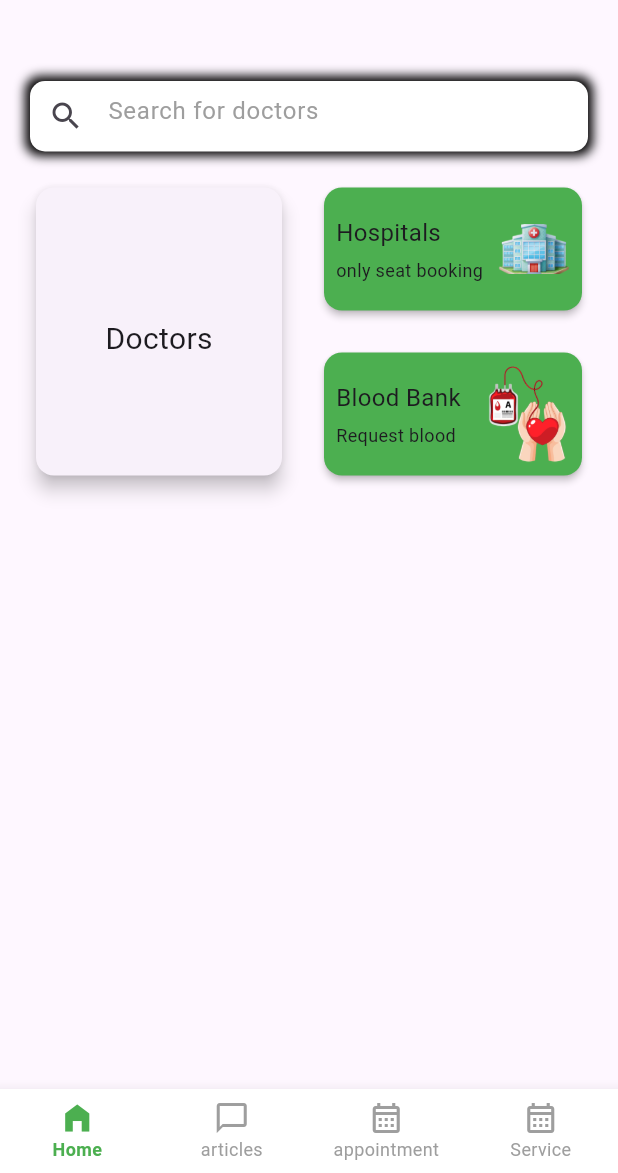
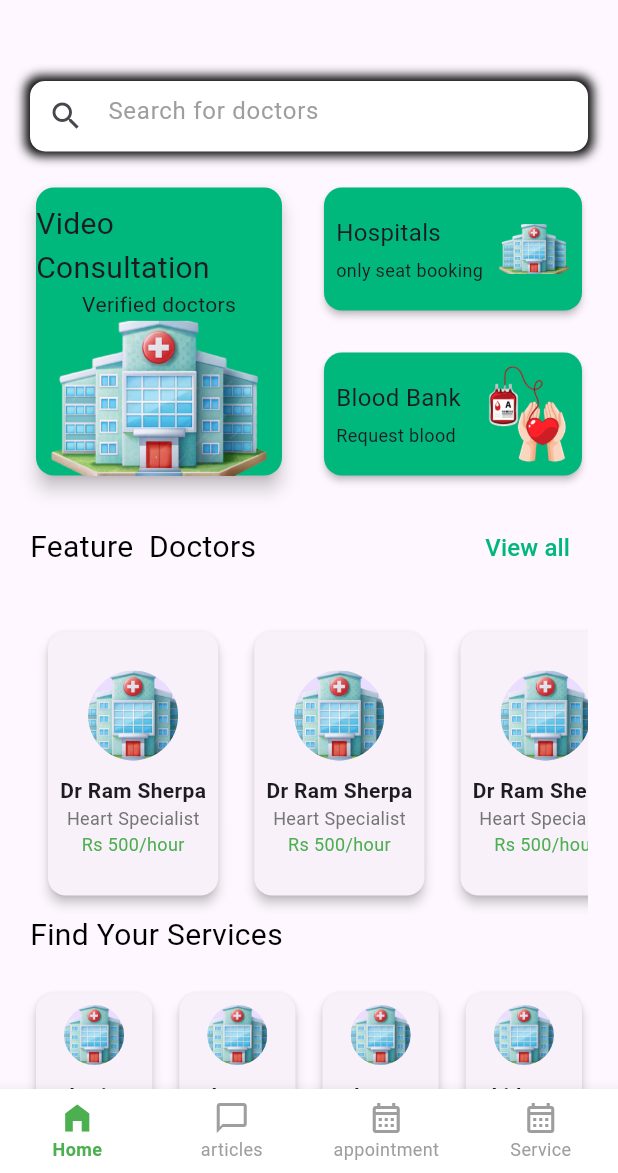
Before and after one commit to princechaudhary874/RekhDekh, a Flutter app: the screen it shows after launch, on a phone screen of 412 x 824 dp, the part 63-1236 px from its top. Run offline on Flutter 3.47's test engine with Material 3 defaults, Android fonts, the phone set to English and light mode, and no system bars; our stand-ins replace cloud_firestore, firebase_auth, firebase_core, firebase_storage, image_picker, smooth_page_indicator; accounts and stored records are empty.

Commit message:
creating homepage ui

```diff
--- a/lib/screens/homescreen.dart
+++ b/lib/screens/homescreen.dart
@@ -1,4 +1,5 @@
 import 'package:flutter/material.dart';
+import 'package:rekhdekh/widgets/color.dart';
 
 class Homescreen extends StatefulWidget {
   const Homescreen({super.key});
@@ -10,11 +11,11 @@ class Homescreen extends StatefulWidget {
 class _HomescreenState extends State<Homescreen> {
   final catNames = ['brain', 'heart', 'lungs', 'kidney', 'ear'];
   final catImages = [
-    'assets/brain.png',
-    'assets/heart.png',
-    'assets/lungs.png',
-    'assets/kidney.png',
-    'assets/ear.png',
+    'assets/hospitals.png',
+    'assets/hospitals.png',
+    'assets/hospitals.png',
+    'assets/hospitals.png',
+    'assets/hospitals.png',
   ];
   final docImg = [
     'assets/doctor.png',
@@ -82,20 +83,31 @@ class _HomescreenState extends State<Homescreen> {
 
                   // card for doctor ,hospital and  blood bank
                   const SizedBox(height: 20),
-                  Container(
+                  SizedBox(
                     height: 200,
                     width: MediaQuery.of(context).size.width,
                     child: Row(
                       children: [
-                        const Expanded(
+                        Expanded(
                           child: Card(
+                            color: primaryColor,
                             elevation: 5,
                             child: Column(
                               mainAxisAlignment: MainAxisAlignment.center,
                               children: [
-                                // Image.asset('assets/doctor.png', height: 50),
-                                SizedBox(height: 10),
-                                Text('Doctors', style: TextStyle(fontSize: 20)),
+                                const SizedBox(
+                                  height: 10,
+                                ),
+                                const Text('Video Consultation',
+                                    style: TextStyle(fontSize: 20)),
+                                const Text('Verified doctors',
+                                    style: TextStyle(fontSize: 14)),
+                                Flexible(
+                                  child: Align(
+                                      alignment: Alignment.center,
+                                      child: Image.asset('assets/hospitals.png',
+                                          height: 150)),
+                                ),
                               ],
                             ),
                           ),
@@ -110,7 +122,7 @@ class _HomescreenState extends State<Homescreen> {
                                 height:
                                     180, // Increased height to accommodate larger image
                                 child: Card(
-                                  color: Colors.green,
+                                  color: primaryColor,
                                   elevation: 2,
                                   child: Padding(
                                     padding: const EdgeInsets.all(8.0),
@@ -138,10 +150,10 @@ class _HomescreenState extends State<Homescreen> {
                                         ),
                                         // Right side: Image widget
                                         Flexible(
-
                                           child: Container(
                                             margin: const EdgeInsets.only(
-                                                left: 10), // Margin between text and image
+                                                left:
+                                                    10), // Margin between text and image
                                             height:
                                                 120, // Set desired height for the image
                                             // Set desired width for the image
@@ -156,13 +168,13 @@ class _HomescreenState extends State<Homescreen> {
                               ),
                             ),
                             const SizedBox(height: 20),
-                           Expanded(
+                            Expanded(
                               child: Container(
                                 width: 180,
                                 height:
                                     180, // Increased height to accommodate larger image
                                 child: Card(
-                                  color: Colors.green,
+                                  color: primaryColor,
                                   elevation: 2,
                                   child: Padding(
                                     padding: const EdgeInsets.all(8.0),
@@ -190,10 +202,10 @@ class _HomescreenState extends State<Homescreen> {
                                         ),
                                         // Right side: Image widget
                                         Flexible(
-
                                           child: Container(
                                             margin: const EdgeInsets.only(
-                                                left: 10), // Margin between text and image
+                                                left:
+                                                    10), // Margin between text and image
                                             height:
                                                 120, // Set desired height for the image
                                             // Set desired width for the image
@@ -207,11 +219,125 @@ class _HomescreenState extends State<Homescreen> {
                                 ),
                               ),
                             ),
-                           ],
+                          ],
                         )
                       ],
                     ),
-                  )
+                  ),
+                  const SizedBox(height: 20),
+
+                  //feature doctors
+                  Row(
+                    children: [
+                      const Text('Feature  Doctors',
+                          style: TextStyle(fontSize: 20, color: Colors.black)),
+                      const Spacer(),
+                      TextButton(
+                        onPressed: () {},
+                        child: Text('View all',
+                            style:
+                                TextStyle(fontSize: 16, color: primaryColor)),
+                      ),
+                      const SizedBox(
+                        height: 10,
+                      ),
+                      //list videw usign card showing doctor name , image, price and rating
+                    ],
+                  ),
+                  const SizedBox(height: 20),
+                  SizedBox(
+                    height: 200,
+                    child: ListView.builder(
+                      itemCount: 5,
+                      shrinkWrap: true,
+                      scrollDirection: Axis.horizontal,
+                      itemBuilder: (context, index) {
+                        return Container(
+                          margin: const EdgeInsets.all(
+                              8), // Added margin for spacing
+                          child: Card(
+                            elevation: 3,
+                            child: Padding(
+                              padding: const EdgeInsets.all(8.0),
+                              child: Column(
+                                mainAxisAlignment: MainAxisAlignment.center,
+                                children: [
+                                  // CircleAvatar for the image
+                                  const CircleAvatar(
+                                    radius: 30, // Adjust the size of the avatar
+                                    backgroundImage:
+                                        AssetImage('assets/hospitals.png'),
+                                  ),
+                                  const SizedBox(
+                                      height:
+                                          10), // Spacing between image and text
+                                  const Text(
+                                    'Dr Ram Sherpa',
+                                    style: TextStyle(
+                                        fontWeight: FontWeight.bold,
+                                        fontSize: 14),
+                                  ),
+                                  Text(
+                                    'Heart Specialist',
+                                    style: TextStyle(
+                                        color: Colors.grey[600], fontSize: 12),
+                                  ),
+                                  const Text(
+                                    'Rs 500/hour',
+                                    style: TextStyle(
+                                        color: Colors.green, fontSize: 12),
+                                  ),
+                                ],
+                              ),
+                            ),
+                          ),
+                        );
+                      },
+                    ),
+                  ),
+                  //Services
+                  const Text('Find Your Services',
+                      style: TextStyle(fontSize: 20, color: Colors.black)),
+
+                  const SizedBox(height: 20),
+
+                  //GridView for services which contain image and text
+                  GridView.builder(
+                    shrinkWrap: true,
+                    physics: const NeverScrollableScrollPhysics(),
+                    itemCount: 5,
+                    gridDelegate: const SliverGridDelegateWithFixedCrossAxisCount(
+                      crossAxisCount: 4,
+                      crossAxisSpacing: 10,
+                      mainAxisSpacing: 10,
+                    ),
+                    itemBuilder: (context, index) {
+                      return Card(
+                        elevation: 3,
+                        child: Padding(
+                          padding: const EdgeInsets.all(8.0),
+                          child: Column(
+                            mainAxisAlignment: MainAxisAlignment.center,
+                            children: [
+                              // CircleAvatar for the image
+                              CircleAvatar(
+                                radius: 20, // Adjust the size of the avatar
+                                backgroundImage: AssetImage(catImages[index]),
+                              ),
+                              const SizedBox(
+                                  height:
+                                      10), // Spacing between image and text
+                              Text(
+                                catNames[index],
+                                style: const TextStyle(
+                                    fontWeight: FontWeight.bold, fontSize: 14),
+                              ),
+                            ],
+                          ),
+                        ),
+                      );
+                    },
+                  ),
                 ],
               ),
             ),
--- /dev/null
+++ b/lib/widgets/color.dart
@@ -0,0 +1,5 @@
+//color for app
+
+import 'package:flutter/material.dart';
+
+final Color primaryColor = const Color(0xFF00B87C);
```
